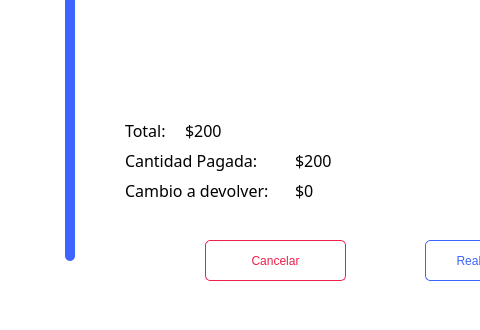
The window that hospital-Core/Widgets/Farmaceutico/farmaceutico_realizarventas.ui (MrDanielG/Hospital-SCRUM) describes before a commit, drawn with Qt 5; both pictures show x 645 to 1125 and y 420 to 750 of the 1366 by 750 pixel window.
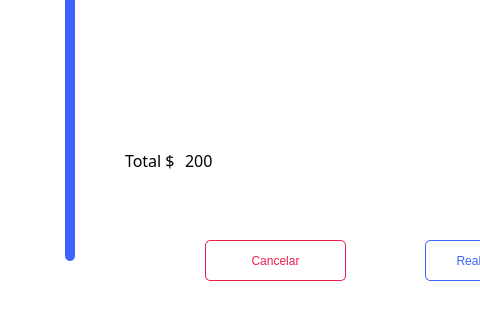
The same window after the commit.

Patch:
```diff
--- a/hospital-Core/Widgets/Farmaceutico/farmaceutico_realizarventas.ui
+++ b/hospital-Core/Widgets/Farmaceutico/farmaceutico_realizarventas.ui
@@ -201,7 +201,7 @@
    <property name="geometry">
     <rect>
      <x>770</x>
-     <y>540</y>
+     <y>570</y>
      <width>61</width>
      <height>21</height>
     </rect>
@@ -213,71 +213,14 @@
     </font>
    </property>
    <property name="text">
-    <string>Total:</string>
+    <string>Total $</string>
    </property>
   </widget>
   <widget class="QLabel" name="total">
    <property name="geometry">
     <rect>
      <x>830</x>
-     <y>540</y>
-     <width>61</width>
-     <height>21</height>
-    </rect>
-   </property>
-   <property name="font">
-    <font>
-     <family>Montserrat</family>
-     <pointsize>12</pointsize>
-    </font>
-   </property>
-   <property name="text">
-    <string>$200</string>
-   </property>
-  </widget>
-  <widget class="QLabel" name="label_7">
-   <property name="geometry">
-    <rect>
-     <x>770</x>
      <y>570</y>
-     <width>151</width>
-     <height>21</height>
-    </rect>
-   </property>
-   <property name="font">
-    <font>
-     <family>Montserrat</family>
-     <pointsize>12</pointsize>
-    </font>
-   </property>
-   <property name="text">
-    <string>Cantidad Pagada: </string>
-   </property>
-  </widget>
-  <widget class="QLabel" name="label_8">
-   <property name="geometry">
-    <rect>
-     <x>770</x>
-     <y>600</y>
-     <width>171</width>
-     <height>21</height>
-    </rect>
-   </property>
-   <property name="font">
-    <font>
-     <family>Montserrat</family>
-     <pointsize>12</pointsize>
-    </font>
-   </property>
-   <property name="text">
-    <string>Cambio a devolver:</string>
-   </property>
-  </widget>
-  <widget class="QLabel" name="total_2">
-   <property name="geometry">
-    <rect>
-     <x>940</x>
-     <y>570</y>
      <width>61</width>
      <height>21</height>
     </rect>
@@ -289,26 +232,7 @@
     </font>
    </property>
    <property name="text">
-    <string>$200</string>
-   </property>
-  </widget>
-  <widget class="QLabel" name="total_3">
-   <property name="geometry">
-    <rect>
-     <x>940</x>
-     <y>600</y>
-     <width>61</width>
-     <height>21</height>
-    </rect>
-   </property>
-   <property name="font">
-    <font>
-     <family>Montserrat</family>
-     <pointsize>12</pointsize>
-    </font>
-   </property>
-   <property name="text">
-    <string>$0</string>
+    <string>200</string>
    </property>
   </widget>
   <widget class="QPushButton" name="pushButton">
```
Left out of the diff: 4 changed lines with no effect on the pictures.
